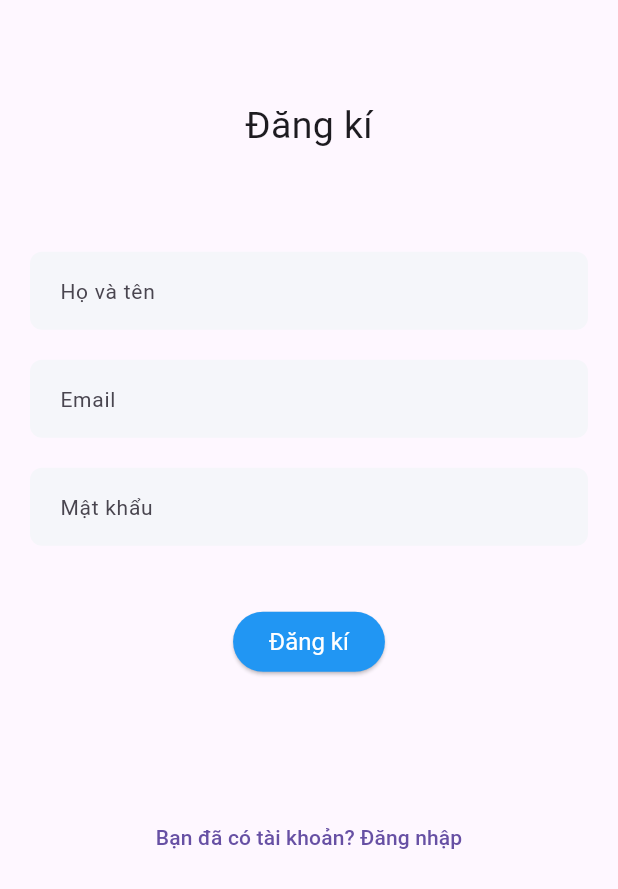
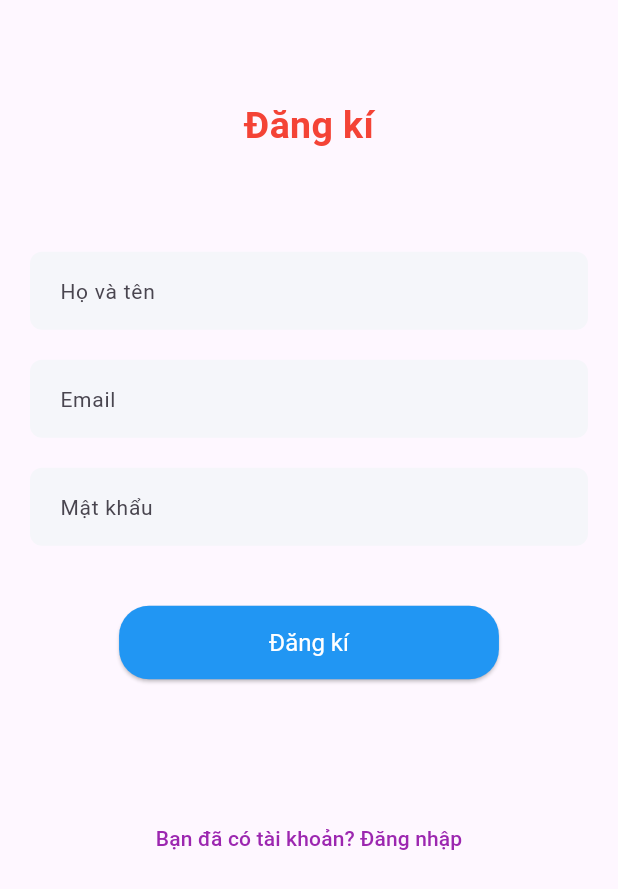
Before and after one commit to Quanghai17/Ecommerce_Flutter, a Flutter app: the SignUpScreen screen opened directly, on a phone screen of 412 x 824 dp. Shown: the top 889 px of the screen. Run offline on Flutter 3.47's test engine with Material 3 defaults, Android fonts, the phone set to English and light mode, and no system bars; our stand-ins replace carousel_slider, flutter_svg, salomon_bottom_bar, shared_preferences; accounts and stored records are empty; network calls fail.

Commit message:
update night 13/7

```diff
--- a/lib/components/bottom_bar.dart
+++ b/lib/components/bottom_bar.dart
@@ -42,7 +42,7 @@ class _BottomBarState extends State<BottomBar> {
           /// Home
           SalomonBottomBarItem(
             icon: const Icon(Icons.home),
-            title: const Text("Trang chủ"),
+            title: const Text("Trang Chủ"),
             selectedColor: const Color.fromARGB(255, 7, 7, 7),
           ),
 
--- a/lib/screens/auth/login_screen.dart
+++ b/lib/screens/auth/login_screen.dart
@@ -50,11 +50,11 @@ class _LoginScreenState extends State<LoginScreen> {
               ElevatedButton(
                 onPressed: loginUser,
                 style: ButtonStyle(
-                  backgroundColor: MaterialStateProperty.all(Colors.blue),
-                  textStyle: MaterialStateProperty.all(
+                  backgroundColor: WidgetStateProperty.all(Colors.blue),
+                  textStyle: WidgetStateProperty.all(
                     const TextStyle(color: Colors.white),
                   ),
-                  minimumSize: MaterialStateProperty.all(
+                  minimumSize: WidgetStateProperty.all(
                     Size(MediaQuery.of(context).size.width / 2.5, 50),
                   ),
                 ),
--- a/lib/screens/auth/signup_screen.dart
+++ b/lib/screens/auth/signup_screen.dart
@@ -26,28 +26,36 @@ class _SignUpScreenState extends State<SignUpScreen> {
 
   @override
   Widget build(BuildContext context) {
-    return SingleChildScrollView(
-      child: Column(mainAxisAlignment: MainAxisAlignment.center, children: [
+    return Scaffold(
+      body: SingleChildScrollView(
+        child: Center(
+          child: Column(
+            mainAxisAlignment: MainAxisAlignment.center,
+            children: [
               SizedBox(height: MediaQuery.of(context).size.height * 0.08),
               const Text(
                 "Đăng kí",
-          style: TextStyle(fontSize: 25),
+                style: TextStyle(
+                  fontSize: 25,
+                  fontWeight: FontWeight.bold,
+                  color: Colors.red, // Adjust the color as per your need
+                ),
               ),
               SizedBox(height: MediaQuery.of(context).size.height * 0.08),
-        Container(
-          margin: const EdgeInsets.symmetric(horizontal: 20),
+              Padding(
+                padding: const EdgeInsets.symmetric(horizontal: 20),
                 child: CustomTextField(
                     controller: nameController, hintText: 'Họ và tên'),
               ),
               const SizedBox(height: 20),
-        Container(
-          margin: const EdgeInsets.symmetric(horizontal: 20),
-          child:
-              CustomTextField(controller: emailController, hintText: 'Email'),
+              Padding(
+                padding: const EdgeInsets.symmetric(horizontal: 20),
+                child: CustomTextField(
+                    controller: emailController, hintText: 'Email'),
               ),
               const SizedBox(height: 20),
-        Container(
-          margin: const EdgeInsets.symmetric(horizontal: 20),
+              Padding(
+                padding: const EdgeInsets.symmetric(horizontal: 20),
                 child: CustomTextField(
                     controller: passwordController, hintText: 'Mật khẩu'),
               ),
@@ -55,9 +63,17 @@ class _SignUpScreenState extends State<SignUpScreen> {
               ElevatedButton(
                 onPressed: signupUser,
                 style: ButtonStyle(
-            backgroundColor: MaterialStateProperty.all(Colors.blue),
-            textStyle: MaterialStateProperty.all(
+                  backgroundColor: WidgetStateProperty.all(Colors.blue),
+                  textStyle: WidgetStateProperty.all(
                     const TextStyle(color: Colors.white),
+                  ),
+                  padding: WidgetStateProperty.all(
+                    const EdgeInsets.symmetric(horizontal: 100, vertical: 15),
+                  ),
+                  shape: WidgetStateProperty.all(
+                    RoundedRectangleBorder(
+                      borderRadius: BorderRadius.circular(20),
+                    ),
                   ),
                 ),
                 child: const Text(
@@ -75,8 +91,14 @@ class _SignUpScreenState extends State<SignUpScreen> {
                       ),
                     );
                   },
-            child: const Text('Bạn đã có tài khoản? Đăng nhập'))
-      ]),
+                  child: const Text(
+                    'Bạn đã có tài khoản? Đăng nhập',
+                    style: TextStyle(color: Colors.purple),
+                  )),
+            ],
+          ),
+        ),
+      ),
     );
   }
 }
--- a/lib/screens/home/widgets/carousel_image.dart
+++ b/lib/screens/home/widgets/carousel_image.dart
@@ -28,7 +28,7 @@ class CarouselImage extends StatelessWidget {
         autoPlayAnimationDuration: const Duration(milliseconds: 2500),
         autoPlayCurve: Curves.easeInOutCubic,
         scrollPhysics: const ClampingScrollPhysics(),
-        autoPlay: true,
+        autoPlay: false,
         autoPlayInterval: const Duration(seconds: 3),
         viewportFraction: 1,
         height: MediaQuery.of(context).size.width * .4,
--- a/lib/utils/constants.dart
+++ b/lib/utils/constants.dart
@@ -1,3 +1,3 @@
 class Constants {
-  static String uri = 'https://nodejs-4k60.onrender.com';
+  static String uri = 'http://192.168.1.103:8080';
 }
```
Also changed, not shown: lib/main.dart (+4 -4 lines), lib/services/auth_services.dart (+21 -17 lines), lib/utils/utils.dart (+3 -9 lines), pubspec.lock, 11 other files. Lines whose indentation alone changed are shown as unchanged.
